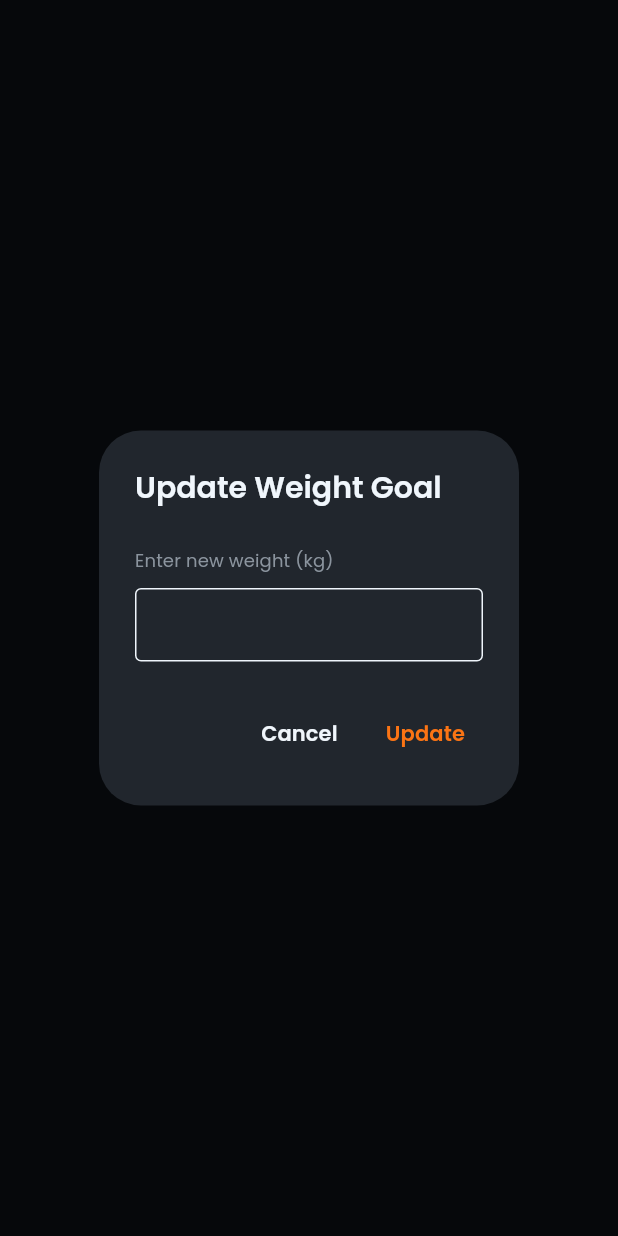
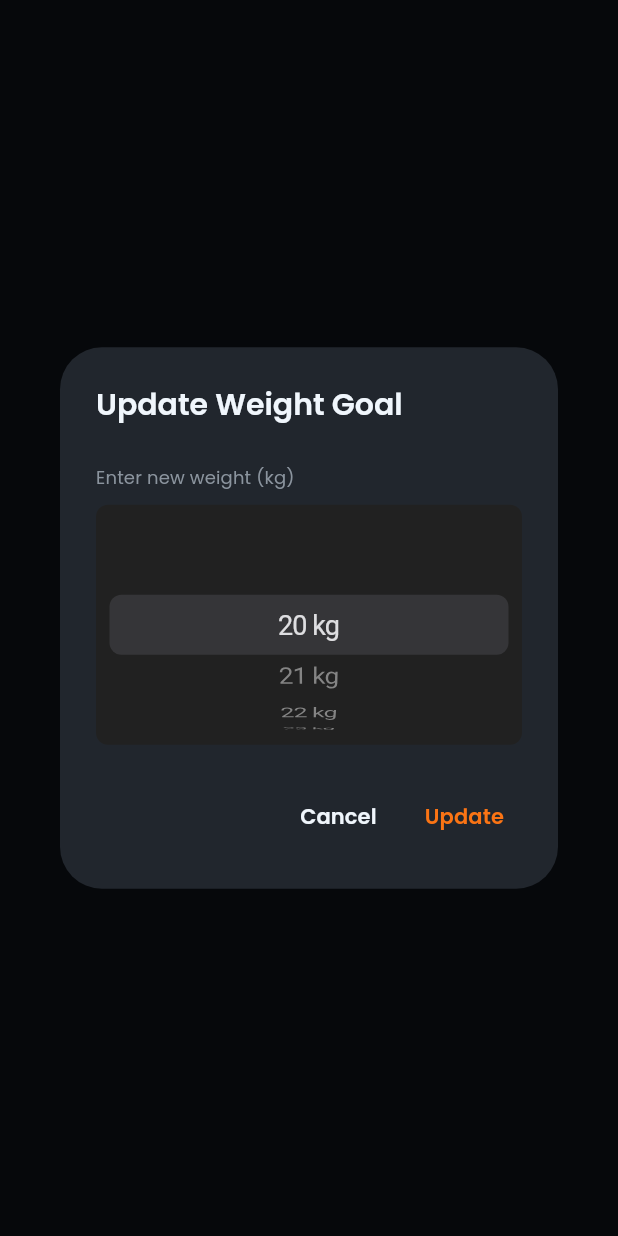
Before and after one commit to akrambel2115/macroaize, a Flutter app: what showUpdateWeightDialog() shows on an empty page, opened directly with empty values, on a phone screen of 412 x 824 dp. Run offline on Flutter 3.47's test engine with Material 3 defaults, Android fonts, the phone set to English and light mode, and no system bars; our stand-ins replace camera, carousel_slider, fluttertoast, get, image_cropper, image_picker and 6 more; missing offline and left inert: dart_openai; accounts and stored records are empty; project files that could hold a hidden picture were left out.

Commit message:
Replace weight input with CupertinoPicker dialog

```diff
--- a/lib/screens/AnalyticsScreen/UpdateWeight.dart
+++ b/lib/screens/AnalyticsScreen/UpdateWeight.dart
@@ -1,50 +1,84 @@
 import 'package:flutter/material.dart';
+import 'package:flutter/cupertino.dart';
 import 'package:get/get.dart';
 
 void showUpdateWeightDialog(BuildContext context, String initialValue, Function(String) onUpdate) {
-  TextEditingController controller = TextEditingController(text: initialValue);
+  // Use a wheel picker similar to the onboarding/selectors
+  const int minWeight = 20; // kg
+  const int maxWeight = 150; // kg (capped to 150)
+
+  int initial = int.tryParse(initialValue) ?? minWeight;
+  initial = initial.clamp(minWeight, maxWeight);
 
   showDialog(
     context: context,
     builder: (BuildContext context) {
+      int selected = initial;
+      final FixedExtentScrollController scrollController = FixedExtentScrollController(
+        initialItem: initial - minWeight,
+      );
+
+      return StatefulBuilder(
+        builder: (context, setState) {
           return AlertDialog(
             backgroundColor: context.theme.cardColor,
-        title: Text("Update Weight Goal".tr,style: context.textTheme.headlineMedium,),
+            title: Text("Update Weight Goal".tr, style: context.textTheme.headlineMedium),
             content: Column(
               mainAxisSize: MainAxisSize.min,
               crossAxisAlignment: CrossAxisAlignment.start,
               children: [
-            Text("Enter new weight (kg)".tr,style: context.theme.textTheme.titleSmall,).paddingOnly(bottom: 10,top: 10),
-            TextField(
-              controller: controller,
-              keyboardType: TextInputType.number,
-              style: context.textTheme.titleSmall,
-              decoration: InputDecoration(
-                border: OutlineInputBorder(borderSide: BorderSide(color: context.theme.primaryColor)),
-                focusedBorder: OutlineInputBorder(borderSide: BorderSide(color: context.theme.primaryColor)),
-                enabledBorder: OutlineInputBorder(borderSide: BorderSide(color: context.theme.primaryColor)),
+                Text("Enter new weight (kg)".tr, style: context.theme.textTheme.titleSmall).paddingOnly(bottom: 10, top: 10),
+                Container(
+                  height: 160,
+                  width: double.maxFinite,
+                  decoration: BoxDecoration(
+                    color: Theme.of(context).brightness == Brightness.dark
+                        ? Colors.grey.shade900
+                        : context.theme.scaffoldBackgroundColor,
+                    borderRadius: BorderRadius.circular(8),
+                  ),
+                  child: CupertinoPicker(
+                    scrollController: scrollController,
+                    itemExtent: 40,
+                    onSelectedItemChanged: (index) {
+                      selected = minWeight + index;
+                      setState(() {});
+                    },
+                    children: List.generate(maxWeight - minWeight + 1, (index) {
+                      final value = minWeight + index;
+                      return Center(
+                        child: Text(
+                          "$value kg",
+              style: TextStyle(
+                fontSize: 18,
+              color: Theme.of(context).brightness == Brightness.dark
+                ? Colors.white
+                : Colors.black,
+                ),
+                        ),
+                      );
+                    }),
                   ),
                 ),
               ],
             ),
             actions: [
               TextButton(
-            onPressed: () {
-              Navigator.of(context).pop(); // close dialog
-            },
-            child: Text("Cancel".tr,style: TextStyle(color: context.theme.primaryColor),),
+                onPressed: () => Navigator.of(context).pop(),
+                child: Text("Cancel".tr, style: TextStyle(color: context.theme.primaryColor)),
               ),
               TextButton(
                 onPressed: () {
-              String newWeight = controller.text.trim();
-              onUpdate(newWeight); // pass the new value back
-              Navigator.of(context).pop(); // close dialog
+                  // selected already within range by construction
+                  onUpdate(selected.toString());
+                  Navigator.of(context).pop();
                 },
-            child: Text("Update".tr,style: TextStyle(color: context.theme.focusColor),),
+                child: Text("Update".tr, style: TextStyle(color: context.theme.focusColor)),
               ),
-
             ],
           );
         },
       );
+    },
+  );
 }
```
Lines whose indentation alone changed are shown as unchanged.
